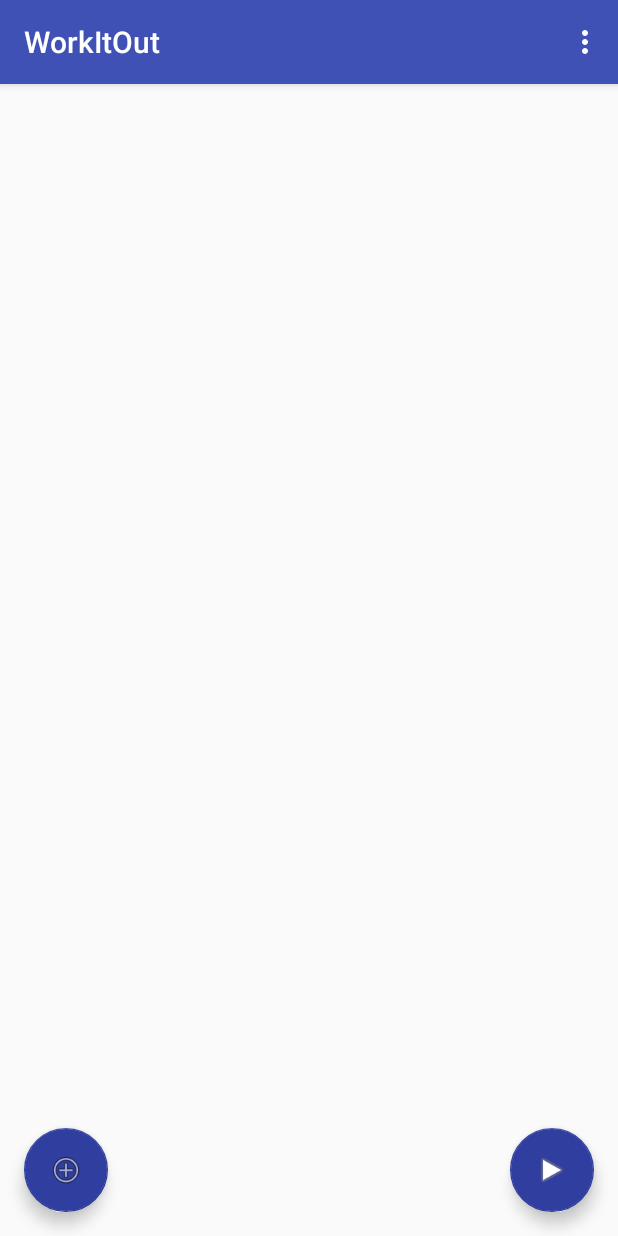
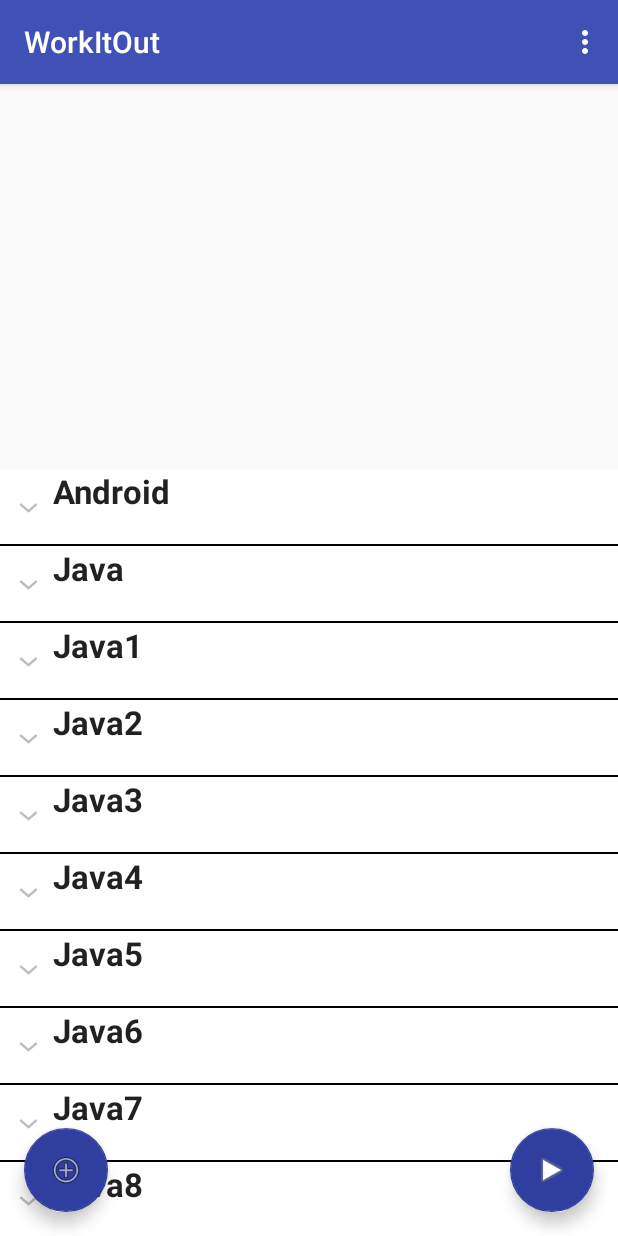
Before and after one commit to KaraUz/WorkItOut, an Android app: the screen it shows after launch (MainActivity), on a phone screen of 412 x 824 dp. Run offline under Robolectric (Android 15) with nearby library versions, the phone set to English and light mode, and no system bars.

Commit message:
Expandable list view

```diff
--- /dev/null
+++ b/app/src/main/java/com/example/karolis/workitout/ChildInfo.java
@@ -0,0 +1,29 @@
+package com.example.karolis.workitout;
+
+/**
+ * Created by Karolis on 2016-10-12.
+ */
+
+
+public class ChildInfo {
+
+    private String sequence = "";
+    private String name = "";
+
+    public String getSequence() {
+        return sequence;
+    }
+
+    public void setSequence(String sequence) {
+        this.sequence = sequence;
+    }
+
+    public String getName() {
+        return name;
+    }
+
+    public void setName(String name) {
+        this.name = name;
+    }
+
+}
--- /dev/null
+++ b/app/src/main/java/com/example/karolis/workitout/CustomAdapter.java
@@ -0,0 +1,111 @@
+package com.example.karolis.workitout;
+
+/**
+ * Created by Karolis on 2016-10-12.
+ */
+import android.content.Context;
+import android.support.v4.content.ContextCompat;
+import android.view.LayoutInflater;
+import android.view.View;
+import android.view.ViewGroup;
+import android.widget.BaseExpandableListAdapter;
+import android.widget.TextView;
+
+import java.util.ArrayList;
+
+
+/**
+ * Created by Gourav on 08-03-2016.
+ */
+public class CustomAdapter extends BaseExpandableListAdapter {
+
+    private Context context;
+    private ArrayList<GroupInfo> deptList;
+
+    public CustomAdapter(Context context, ArrayList<GroupInfo> deptList) {
+        this.context = context;
+        this.deptList = deptList;
+    }
+
+    @Override
+    public Object getChild(int groupPosition, int childPosition) {
+        ArrayList<ChildInfo> productList = deptList.get(groupPosition).getProductList();
+        return productList.get(childPosition);
+    }
+
+    @Override
+    public long getChildId(int groupPosition, int childPosition) {
+        return childPosition;
+    }
+
+    @Override
+    public View getChildView(int groupPosition, int childPosition, boolean isLastChild,
+                             View view, ViewGroup parent) {
+
+        ChildInfo detailInfo = (ChildInfo) getChild(groupPosition, childPosition);
+        if (view == null) {
+            LayoutInflater infalInflater = (LayoutInflater) context.getSystemService(Context.LAYOUT_INFLATER_SERVICE);
+            view = infalInflater.inflate(R.layout.child_items, null);
+        }
+        view.setBackgroundResource(R.color.white);
+        TextView sequence = (TextView) view.findViewById(R.id.sequence);
+        sequence.setText(detailInfo.getSequence().trim() + ". ");
+        TextView childItem = (TextView) view.findViewById(R.id.childItem);
+        childItem.setText(detailInfo.getName().trim());
+
+        return view;
+    }
+
+    @Override
+    public int getChildrenCount(int groupPosition) {
+
+        ArrayList<ChildInfo> productList = deptList.get(groupPosition).getProductList();
+        return productList.size();
+
+    }
+
+    @Override
+    public Object getGroup(int groupPosition) {
+        return deptList.get(groupPosition);
+    }
+
+    @Override
+    public int getGroupCount() {
+        return deptList.size();
+    }
+
+    @Override
+    public long getGroupId(int groupPosition) {
+        return groupPosition;
+    }
+
+    @Override
+    public View getGroupView(int groupPosition, boolean isExpanded, View view, ViewGroup parent) {
+
+        GroupInfo headerInfo = (GroupInfo) getGroup(groupPosition);
+        if (view == null) {
+            LayoutInflater inf = (LayoutInflater) context.getSystemService(Context.LAYOUT_INFLATER_SERVICE);
+            view = inf.inflate(R.layout.group_items, null);
+        }
+        if(isExpanded){
+            view.setBackgroundResource(R.color.colorAccent);
+        }else{
+            view.setBackgroundResource(R.color.white);
+        }
+        TextView heading = (TextView) view.findViewById(R.id.heading);
+        heading.setText(headerInfo.getName().trim());
+
+        return view;
+    }
+
+    @Override
+    public boolean hasStableIds() {
+        return true;
+    }
+
+    @Override
+    public boolean isChildSelectable(int groupPosition, int childPosition) {
+        return false;
+    }
+
+}
--- /dev/null
+++ b/app/src/main/java/com/example/karolis/workitout/GroupInfo.java
@@ -0,0 +1,30 @@
+package com.example.karolis.workitout;
+
+/**
+ * Created by Karolis on 2016-10-12.
+ */
+
+import java.util.ArrayList;
+
+public class GroupInfo {
+
+    private String name;
+    private ArrayList<ChildInfo> list = new ArrayList<ChildInfo>();
+
+    public String getName() {
+        return name;
+    }
+
+    public void setName(String name) {
+        this.name = name;
+    }
+
+    public ArrayList<ChildInfo> getProductList() {
+        return list;
+    }
+
+    public void setProductList(ArrayList<ChildInfo> productList) {
+        this.list = productList;
+    }
+
+}
--- a/app/src/main/java/com/example/karolis/workitout/MainActivity.java
+++ b/app/src/main/java/com/example/karolis/workitout/MainActivity.java
@@ -1,32 +1,29 @@
 package com.example.karolis.workitout;
 
 import android.content.Intent;
-import android.hardware.Sensor;
-import android.hardware.SensorEvent;
-import android.hardware.SensorEventListener;
-import android.hardware.SensorManager;
 import android.os.Bundle;
-import android.support.design.widget.FloatingActionButton;
-import android.support.design.widget.Snackbar;
+import android.support.v4.content.ContextCompat;
 import android.support.v7.app.AppCompatActivity;
 import android.support.v7.widget.Toolbar;
-import android.util.Log;
 import android.view.View;
 import android.view.Menu;
 import android.view.MenuItem;
-import android.widget.TextView;
+import android.widget.ExpandableListView;
+import android.widget.Toast;
 
-import com.example.karolis.workitout.dataobjects.Point;
-
-import org.w3c.dom.Text;
-
-import java.text.DecimalFormat;
-import java.util.Calendar;
+import java.util.ArrayList;
+import java.util.LinkedHashMap;
 
 public class MainActivity extends AppCompatActivity{
 
-    //float[] gravity = new float[3];
-    //float[] linear_acceleration = new float[3];
+    private LinkedHashMap<String, GroupInfo> subjects = new LinkedHashMap<String, GroupInfo>();
+    private ArrayList<GroupInfo> deptList = new ArrayList<GroupInfo>();
+
+    private CustomAdapter listAdapter;
+    private ExpandableListView expandableWorkoutList;
+
+    private int selectedGroup = -1;
+
     @Override
     protected void onCreate(Bundle savedInstanceState) {
         super.onCreate(savedInstanceState);
@@ -34,23 +31,133 @@ public class MainActivity extends AppCompatActivity{
         Toolbar toolbar = (Toolbar) findViewById(R.id.toolbar);
         setSupportActionBar(toolbar);
 
-       /*FloatingActionButton fab = (FloatingActionButton) findViewById(R.id.fab);
-        fab.setOnClickListener(new View.OnClickListener() {
+
+        // add data for displaying in expandable list view
+        loadData();
+
+        //get reference of the ExpandableListView
+        expandableWorkoutList = (ExpandableListView) findViewById(R.id.expandable_workout_list);
+        // create the adapter by passing your ArrayList data
+        listAdapter = new CustomAdapter(MainActivity.this, deptList);
+        // attach the adapter to the expandable list view
+        expandableWorkoutList.setAdapter(listAdapter);
+
+        //collapse all the Groups
+        collapseAll();
+
+        expandableWorkoutList.setOnGroupClickListener(new ExpandableListView.OnGroupClickListener() {
             @Override
-            public void onClick(View view) {
-                Snackbar.make(view, "Replace with your own action", Snackbar.LENGTH_LONG)
-                        .setAction("Action", null).show();
+            public boolean onGroupClick(ExpandableListView parent, View v, int groupPosition, long id) {
+                if(groupPosition != selectedGroup || selectedGroup == -1) {
+                   return false;
+                }
+                return true;
             }
-        });*/
+        });
+        //Responsible for expanding only one group.
+        expandableWorkoutList.setOnGroupExpandListener(new ExpandableListView.OnGroupExpandListener() {
+            @Override
+            public void onGroupExpand(int groupPosition) {
+                if(groupPosition != selectedGroup) {
+                    expandableWorkoutList.collapseGroup(selectedGroup);
+                }
+                selectedGroup = groupPosition;
+            }
+        });
+
     }
 
+    //method to expand all groups
+    private void expandAll() {
+        int count = listAdapter.getGroupCount();
+        for (int i = 0; i < count; i++){
+            expandableWorkoutList.expandGroup(i);
+        }
+    }
+
+    //method to collapse all groups
+    private void collapseAll() {
+        int count = listAdapter.getGroupCount();
+        for (int i = 0; i < count; i++){
+            expandableWorkoutList.collapseGroup(i);
+        }
+    }
+
+    //load some initial data into out list
+    private void loadData(){
+        //TODO Replace with sqlite fetch
+        addProduct("Android","ListView");
+        addProduct("Android","ExpandableListView");
+        addProduct("Android","GridView");
+
+        addProduct("Java","PolyMorphism");
+        addProduct("Java","Collections");
+        addProduct("Java1","Collections");
+        addProduct("Java2","Collections");
+        addProduct("Java3","Collections");
+        addProduct("Java4","Collections");
+        addProduct("Java5","Collections");addProduct("Java","Collections");
+        addProduct("Java6","Collections");
+        addProduct("Java7","Collections");
+        addProduct("Java8","Collections");
+        addProduct("Java89","Collections");
+        addProduct("Java9","Collections");
+        addProduct("Java10","Collections");
+        addProduct("Java11","Collections");
+        addProduct("Java12","Collections");
+
+
+
+
+    }
+
+
+
+    //here we maintain our products in various departments
+    private int addProduct(String department, String product){
+        //TODO replace with actual logic
+        int groupPosition = 0;
+
+        //check the hash map if the group already exists
+        GroupInfo headerInfo = subjects.get(department);
+        //add the group if doesn't exists
+        if(headerInfo == null){
+            headerInfo = new GroupInfo();
+            headerInfo.setName(department);
+            subjects.put(department, headerInfo);
+            deptList.add(headerInfo);
+        }
+
+        //get the children for the group
+        ArrayList<ChildInfo> productList = headerInfo.getProductList();
+        //size of the children list
+        int listSize = productList.size();
+        //add to the counter
+        listSize++;
+
+        //create a new child and add that to the group
+        ChildInfo detailInfo = new ChildInfo();
+        detailInfo.setSequence(String.valueOf(listSize));
+        detailInfo.setName(product);
+        productList.add(detailInfo);
+        headerInfo.setProductList(productList);
+
+        //find the group position inside the list
+        groupPosition = deptList.indexOf(headerInfo);
+        return groupPosition;
+    }
+
+
+
+
+
+
+
+    //Triggers when floating start button is clicked
     public void onClickStart(View view){
         Intent intent = new Intent(this, ExerciseActivity.class);
         startActivity(intent);
     }
-
-
-
 
     @Override
     public boolean onCreateOptionsMenu(Menu menu) {
--- a/app/src/main/res/layout/activity_main.xml
+++ b/app/src/main/res/layout/activity_main.xml
@@ -41,5 +41,8 @@
         app:srcCompat="@android:drawable/ic_menu_add"
         app:backgroundTint="?attr/actionModeSplitBackground" />
 
-    <include layout="@layout/content_main"/>
+    <include layout="@layout/content_main"
+        android:layout_height="511dp"
+        android:layout_width="wrap_content"
+        android:layout_gravity="bottom"/>
 </android.support.design.widget.CoordinatorLayout>
--- /dev/null
+++ b/app/src/main/res/layout/child_items.xml
@@ -0,0 +1,22 @@
+<?xml version="1.0" encoding="utf-8"?>
+<RelativeLayout android:layout_width="match_parent" android:layout_height="match_parent"
+    android:orientation="vertical" xmlns:android="http://schemas.android.com/apk/res/android">
+
+    <TextView
+        android:id="@+id/sequence"
+        android:layout_width="wrap_content"
+        android:layout_height="wrap_content"
+        android:layout_alignParentLeft="true"
+        android:layout_alignParentTop="true"
+        android:paddingLeft="35sp"
+        android:textAppearance="?android:attr/textAppearanceMedium" />
+
+    <TextView
+        android:id="@+id/childItem"
+        android:layout_width="wrap_content"
+        android:layout_height="wrap_content"
+        android:layout_alignParentTop="true"
+        android:layout_toRightOf="@id/sequence"
+        android:textAppearance="?android:attr/textAppearanceMedium" />
+
+</RelativeLayout>
--- a/app/src/main/res/layout/content_main.xml
+++ b/app/src/main/res/layout/content_main.xml
@@ -1,16 +1,16 @@
-<?xml version="1.0" encoding="utf-8"?>
-<RelativeLayout
-    xmlns:android="http://schemas.android.com/apk/res/android"
-    xmlns:tools="http://schemas.android.com/tools"
-    xmlns:app="http://schemas.android.com/apk/res-auto"
-    android:id="@+id/content_main"
+<?xml version="1.0" encoding="UTF-8"?>
+<RelativeLayout xmlns:android="http://schemas.android.com/apk/res/android"
     android:layout_width="match_parent"
     android:layout_height="match_parent"
-    android:paddingLeft="@dimen/activity_horizontal_margin"
-    android:paddingRight="@dimen/activity_horizontal_margin"
-    android:paddingTop="@dimen/activity_vertical_margin"
-    android:paddingBottom="@dimen/activity_vertical_margin"
-    app:layout_behavior="@string/appbar_scrolling_view_behavior"
-    tools:showIn="@layout/activity_main"
-    tools:context="com.example.karolis.workitout.MainActivity">
+    android:orientation="vertical">
+
+    <ExpandableListView
+        android:id="@+id/expandable_workout_list"
+        android:layout_width="match_parent"
+        android:layout_height="fill_parent"
+        android:listSelector="@color/colorAccent"
+        android:divider="#000"
+        android:dividerHeight="1dp"
+        android:choiceMode="singleChoice" />
+
 </RelativeLayout>
--- /dev/null
+++ b/app/src/main/res/layout/group_items.xml
@@ -0,0 +1,15 @@
+<?xml version="1.0" encoding="utf-8"?>
+<LinearLayout xmlns:android="http://schemas.android.com/apk/res/android"
+    android:layout_width="fill_parent"
+    android:layout_height="55dip"
+    android:orientation="vertical" >
+
+    <TextView
+        android:id="@+id/heading"
+        android:layout_width="wrap_content"
+        android:layout_height="50dp"
+        android:paddingLeft="35sp"
+        android:textAppearance="?android:attr/textAppearanceLarge"
+        android:textStyle="bold" />
+
+</LinearLayout>
--- a/app/src/main/res/values/colors.xml
+++ b/app/src/main/res/values/colors.xml
@@ -3,4 +3,5 @@
     <color name="colorPrimary">#3F51B5</color>
     <color name="colorPrimaryDark">#303F9F</color>
     <color name="colorAccent">#FF4081</color>
+    <color name="white">#FFF</color>
 </resources>
```
